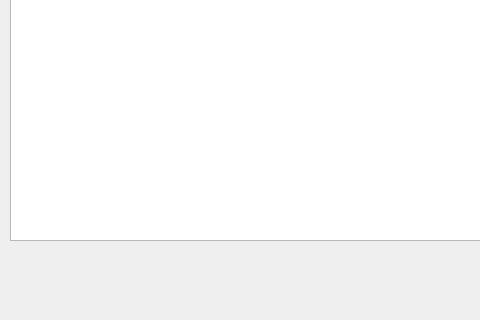
Above: mainWindow.ui from sophia-amasa/Amasa_Simple-Student-Information-System-with-Database before the change; both pictures show x 0 to 480 and y 280 to 600 of the 1000 by 600 pixel window. Below: the same form after it.
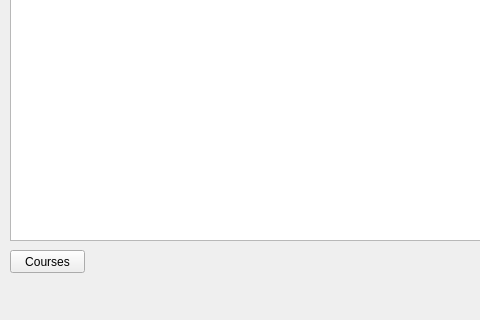
That is the form after the change.

```diff
--- a/mainWindow.ui
+++ b/mainWindow.ui
@@ -220,6 +220,19 @@
      <string>Clear</string>
     </property>
    </widget>
+   <widget class="QPushButton" name="pushButton_6">
+    <property name="geometry">
+     <rect>
+      <x>10</x>
+      <y>530</y>
+      <width>75</width>
+      <height>23</height>
+     </rect>
+    </property>
+    <property name="text">
+     <string>Courses</string>
+    </property>
+   </widget>
   </widget>
   <widget class="QMenuBar" name="menubar">
    <property name="geometry">
```
